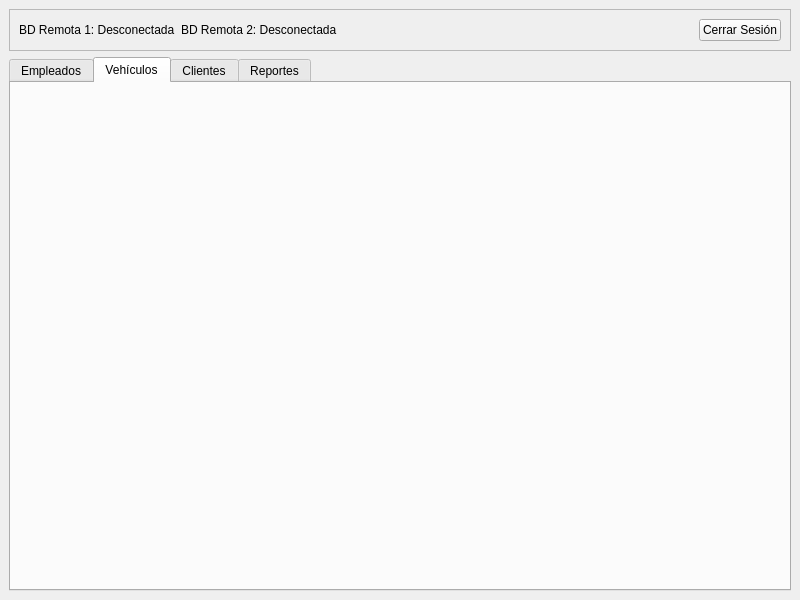
Above: ui/gerente_view.ui from Chatsito58/Final_BDD before the change. Below: the same form after it.
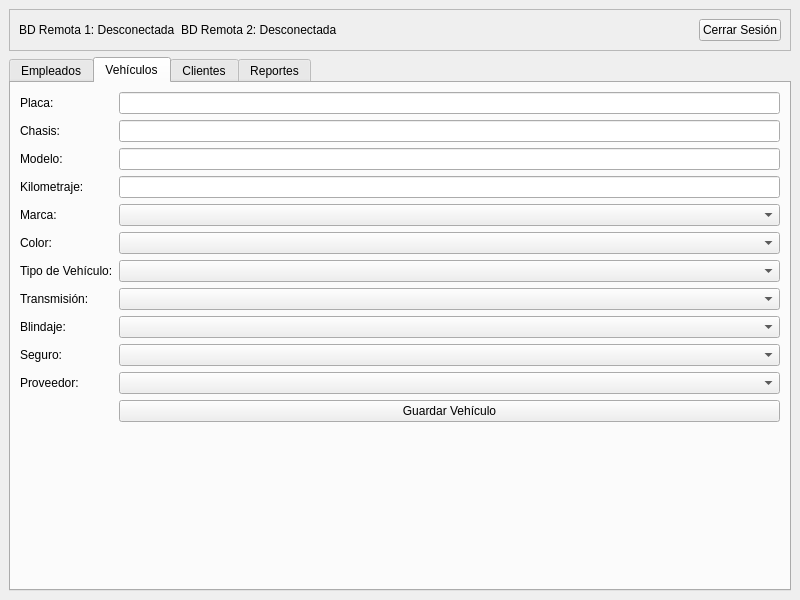
That is the form after the change. The open tabs and pages were chosen to show the change.

What changed in the file:
```diff
--- a/ui/gerente_view.ui
+++ b/ui/gerente_view.ui
@@ -152,6 +152,125 @@
        <attribute name="title">
         <string>Vehículos</string>
        </attribute>
+       <layout class="QFormLayout" name="formLayout_2">
+        <item row="0" column="0">
+         <widget class="QLabel" name="label_6">
+          <property name="text">
+           <string>Placa:</string>
+          </property>
+         </widget>
+        </item>
+        <item row="0" column="1">
+         <widget class="QLineEdit" name="placa_vehiculo_edit"/>
+        </item>
+        <item row="1" column="0">
+         <widget class="QLabel" name="label_7">
+          <property name="text">
+           <string>Chasis:</string>
+          </property>
+         </widget>
+        </item>
+        <item row="1" column="1">
+         <widget class="QLineEdit" name="chasis_vehiculo_edit"/>
+        </item>
+        <item row="2" column="0">
+         <widget class="QLabel" name="label_8">
+          <property name="text">
+           <string>Modelo:</string>
+          </property>
+         </widget>
+        </item>
+        <item row="2" column="1">
+         <widget class="QLineEdit" name="modelo_vehiculo_edit"/>
+        </item>
+        <item row="3" column="0">
+         <widget class="QLabel" name="label_9">
+          <property name="text">
+           <string>Kilometraje:</string>
+          </property>
+         </widget>
+        </item>
+        <item row="3" column="1">
+         <widget class="QLineEdit" name="kilometraje_vehiculo_edit"/>
+        </item>
+        <item row="4" column="0">
+         <widget class="QLabel" name="label_10">
+          <property name="text">
+           <string>Marca:</string>
+          </property>
+         </widget>
+        </item>
+        <item row="4" column="1">
+         <widget class="QComboBox" name="marca_vehiculo_combo"/>
+        </item>
+        <item row="5" column="0">
+         <widget class="QLabel" name="label_11">
+          <property name="text">
+           <string>Color:</string>
+          </property>
+         </widget>
+        </item>
+        <item row="5" column="1">
+         <widget class="QComboBox" name="color_vehiculo_combo"/>
+        </item>
+        <item row="6" column="0">
+         <widget class="QLabel" name="label_12">
+          <property name="text">
+           <string>Tipo de Vehículo:</string>
+          </property>
+         </widget>
+        </item>
+        <item row="6" column="1">
+         <widget class="QComboBox" name="tipo_vehiculo_combo"/>
+        </item>
+        <item row="7" column="0">
+         <widget class="QLabel" name="label_13">
+          <property name="text">
+           <string>Transmisión:</string>
+          </property>
+         </widget>
+        </item>
+        <item row="7" column="1">
+         <widget class="QComboBox" name="transmision_vehiculo_combo"/>
+        </item>
+        <item row="8" column="0">
+         <widget class="QLabel" name="label_14">
+          <property name="text">
+           <string>Blindaje:</string>
+          </property>
+         </widget>
+        </item>
+        <item row="8" column="1">
+         <widget class="QComboBox" name="blindaje_vehiculo_combo"/>
+        </item>
+        <item row="9" column="0">
+         <widget class="QLabel" name="label_15">
+          <property name="text">
+           <string>Seguro:</string>
+          </property>
+         </widget>
+        </item>
+        <item row="9" column="1">
+         <widget class="QComboBox" name="seguro_vehiculo_combo"/>
+        </item>
+        <item row="10" column="0">
+         <widget class="QLabel" name="label_16">
+          <property name="text">
+           <string>Proveedor:</string>
+          </property>
+         </widget>
+        </item>
+        <item row="10" column="1">
+         <widget class="QComboBox" name="proveedor_vehiculo_combo"/>
+        </item>
+        <item row="11" column="1">
+         <widget class="QPushButton" name="guardar_vehiculo_button">
+          <property name="text">
+           <string>Guardar Vehículo</string>
+          </property>
+         </widget>
+        </item>
+       </layout>
       </widget>
       <widget class="QWidget" name="clientes_tab">
        <attribute name="title">
```
